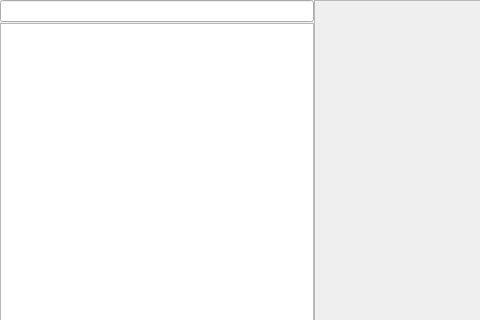
Above: uis/flow/editor/settings/settings_dialog.ui from AdamMinge/pillar_app before the change; both pictures show x 0 to 480 and y 0 to 320 of the 942 by 711 pixel window. Below: the same form after it.
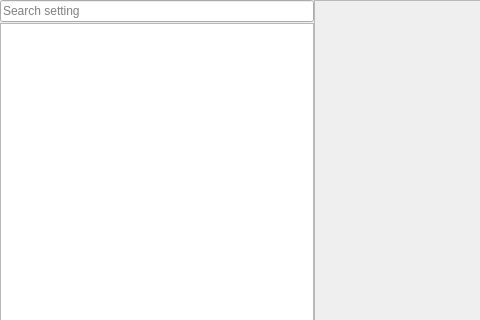
That is the form after the change. Custom widgets are drawn as their Qt base class.

```diff
--- a/uis/flow/editor/settings/settings_dialog.ui
+++ b/uis/flow/editor/settings/settings_dialog.ui
@@ -96,6 +96,9 @@
      <property name="frame">
       <bool>true</bool>
      </property>
+     <property name="placeholderText">
+      <string>Search setting</string>
+     </property>
     </widget>
    </item>
    <item row="2" column="0">
```
